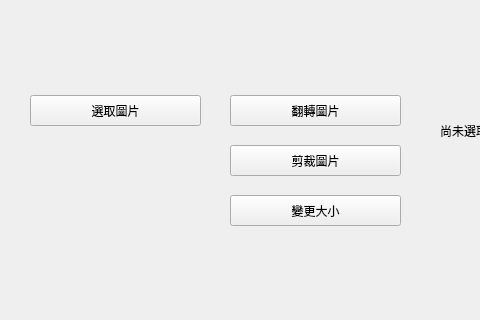
Qt form window.ui (DandinPower/ImageProcess) before a commit; both pictures show x 0 to 480 and y 155 to 475 of the 800 by 600 pixel window.
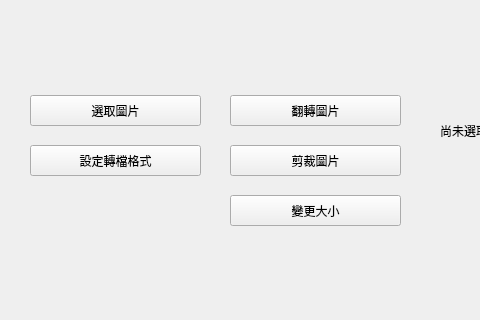
The same form after that commit.

What changed in the file:
```diff
--- a/window.ui
+++ b/window.ui
@@ -79,6 +79,19 @@
      <string>變更大小</string>
     </property>
    </widget>
+   <widget class="QPushButton" name="mTypeBtn">
+    <property name="geometry">
+     <rect>
+      <x>30</x>
+      <y>300</y>
+      <width>171</width>
+      <height>31</height>
+     </rect>
+    </property>
+    <property name="text">
+     <string>設定轉檔格式</string>
+    </property>
+   </widget>
   </widget>
   <widget class="QMenuBar" name="menubar">
    <property name="geometry">
```
Left out of the diff: 2 changed lines with no effect on the pictures.
